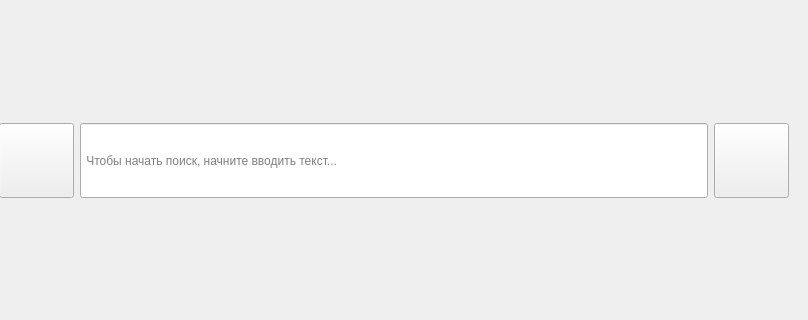
Before: the Qt Designer form resources/ui/main.ui in venterum/ReelKeeper, drawn with Qt 5; both pictures show x 472 to 1280 and y 199 to 519 of the 1280 by 720 pixel window.
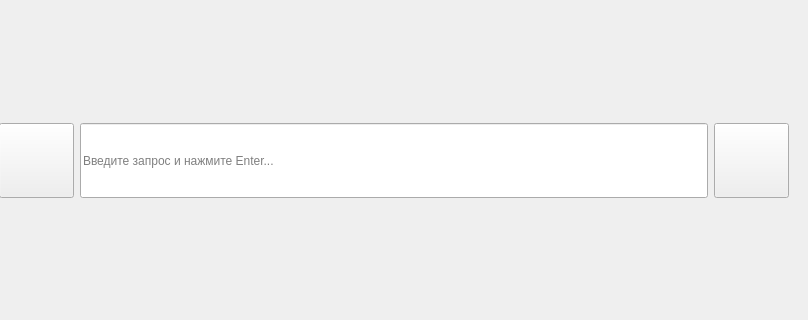
After: the same form once the commit is applied. Icons and pictures are not drawn.

The edit to the form file:
```diff
--- a/resources/ui/main.ui
+++ b/resources/ui/main.ui
@@ -302,7 +302,7 @@
              </size>
             </property>
             <property name="placeholderText">
-             <string> Чтобы начать поиск, начните вводить текст...</string>
+             <string>Введите запрос и нажмите Enter...</string>
             </property>
            </widget>
           </item>
```
